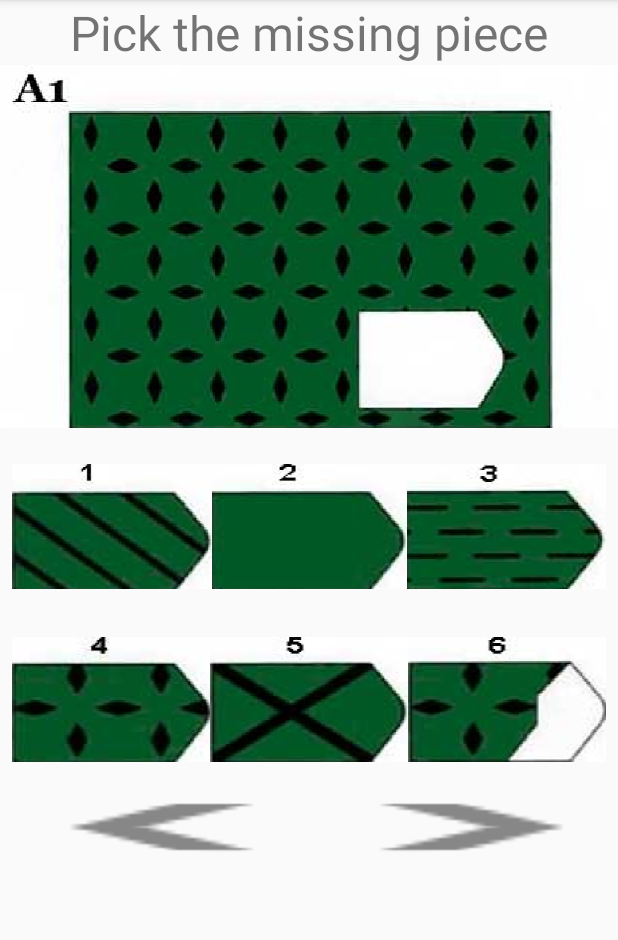
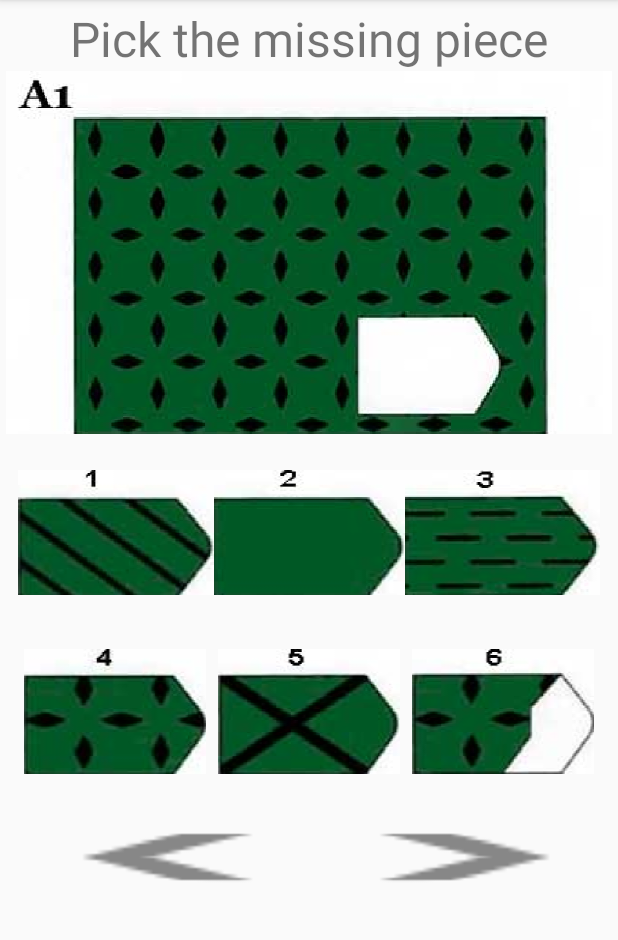
Before and after one commit to Ro-JA/TestRovena, an Android app: the screen it shows after launch (MainActivity), on a phone screen of 412 x 824 dp, the part 84-1024 px from its top. Run offline under Robolectric (Android 15) with nearby library versions, the phone set to English and light mode, and no system bars; 9 statements that could not run were skipped.

Commit message:
add padding

```diff
--- a/app/src/main/java/com/ro_ja/android/testrovena/MainActivity.kt
+++ b/app/src/main/java/com/ro_ja/android/testrovena/MainActivity.kt
@@ -33,20 +33,5 @@ class MainActivity : AppCompatActivity() {
         button1.setOnClickListener {
             numberButton = 1
         }
-        button2.setOnClickListener {
-            numberButton = 2
-        }
-        button3.setOnClickListener {
-            numberButton = 3
-        }
-        button4.setOnClickListener {
-            numberButton = 4
-        }
-        button5.setOnClickListener {
-            numberButton = 5
-        }
-        button6.setOnClickListener {
-            numberButton = 6
-        }
     }
 }
--- a/app/src/main/res/layout/activity_main.xml
+++ b/app/src/main/res/layout/activity_main.xml
@@ -4,7 +4,8 @@
     android:layout_width="match_parent"
     android:layout_height="match_parent"
     android:orientation="vertical"
-    tools:context=".MainActivity">
+    tools:context=".MainActivity"
+    android:padding="@dimen/padding_4">
 
 
     <TextView
@@ -33,21 +34,24 @@
             android:layout_width="wrap_content"
             android:layout_height="match_parent"
             android:layout_weight="1"
-            android:background="@drawable/slice_2" />
+            android:background="@drawable/slice_2"
+            android:padding="@dimen/padding_4"/>
 
         <ImageButton
             android:id="@+id/image_button_2"
             android:layout_width="wrap_content"
             android:layout_height="match_parent"
             android:layout_weight="1"
-            android:background="@drawable/slice_3" />
+            android:background="@drawable/slice_3"
+            android:padding="@dimen/padding_4"/>
 
         <ImageButton
             android:id="@+id/image_button_3"
             android:layout_width="wrap_content"
             android:layout_height="match_parent"
             android:layout_weight="1"
-            android:background="@drawable/slice_4" />
+            android:background="@drawable/slice_4"
+            android:padding="@dimen/padding_4"/>
 
 
     </LinearLayout>
@@ -64,21 +68,24 @@
             android:layout_width="wrap_content"
             android:layout_height="match_parent"
             android:layout_weight="1"
-            android:background="@drawable/slice_5" />
+            android:background="@drawable/slice_5"
+            android:layout_margin="@dimen/padding_4"/>
 
         <ImageButton
             android:id="@+id/image_button_5"
             android:layout_width="wrap_content"
             android:layout_height="match_parent"
             android:layout_weight="1"
-            android:background="@drawable/slice_6" />
+            android:background="@drawable/slice_6"
+            android:layout_margin="@dimen/padding_4" />
 
         <ImageButton
             android:id="@+id/image_button_6"
             android:layout_width="wrap_content"
             android:layout_height="match_parent"
             android:layout_weight="1"
-            android:background="@drawable/slice_7" />
+            android:background="@drawable/slice_7"
+            android:layout_margin="@dimen/padding_4"/>
 
 
     </LinearLayout>
@@ -87,21 +94,24 @@
         android:layout_width="match_parent"
         android:layout_height="wrap_content"
         android:layout_marginTop="@dimen/padding_16"
-        android:orientation="horizontal">
+        android:orientation="horizontal"
+        android:padding="@dimen/padding_4">
 
         <ImageButton
             android:id="@+id/button_next"
             android:layout_width="wrap_content"
             android:layout_height="@dimen/button_size"
             android:layout_weight="1"
-            android:background="@drawable/arrow_left" />
+            android:background="@drawable/arrow_left"
+            android:layout_margin="@dimen/padding_4"/>
 
         <ImageButton
             android:id="@+id/button_back"
             android:layout_width="wrap_content"
             android:layout_height="@dimen/button_size"
             android:layout_weight="1"
-            android:background="@drawable/arrow_right" />
+            android:background="@drawable/arrow_right"
+            android:layout_margin="@dimen/padding_4"/>
 
 
     </LinearLayout>
--- a/app/src/main/res/values/dimen.xml
+++ b/app/src/main/res/values/dimen.xml
@@ -2,5 +2,6 @@
 <resources>
     <dimen name="padding_16">16dp</dimen>
     <dimen name="padding_8">8dp</dimen>
+    <dimen name="padding_4">4dp</dimen>
     <dimen name="button_size">40dp</dimen>
 </resources>
```
